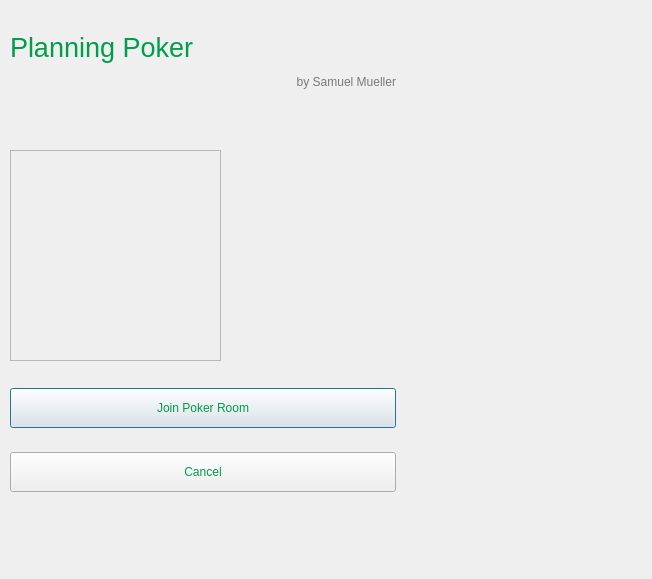
SamuelSMueller/ProjectPoker, file joinroom.ui: the form before one commit.
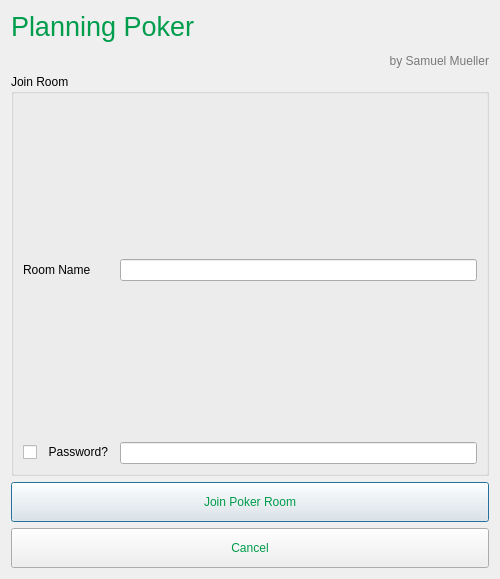
The form after the commit.

Commit message: Changed exit buttons and layouts, added pokerpage default

What changed in the file:
```diff
--- a/joinroom.ui
+++ b/joinroom.ui
@@ -6,35 +6,36 @@
    <rect>
     <x>0</x>
     <y>0</y>
-    <width>652</width>
+    <width>500</width>
     <height>579</height>
    </rect>
   </property>
+  <property name="minimumSize">
+   <size>
+    <width>350</width>
+    <height>450</height>
+   </size>
+  </property>
+  <property name="maximumSize">
+   <size>
+    <width>500</width>
+    <height>600</height>
+   </size>
+  </property>
   <property name="windowTitle">
    <string>Dialog</string>
   </property>
+  <layout class="QGridLayout" name="gridLayout_3">
+   <item row="0" column="0">
+    <layout class="QGridLayout" name="gridLayout">
+     <item row="0" column="0">
   <widget class="QLabel" name="label_2">
-   <property name="geometry">
-    <rect>
-     <x>10</x>
-     <y>-10</y>
-     <width>386</width>
-     <height>141</height>
-    </rect>
-   </property>
    <property name="text">
     <string>&lt;html&gt;&lt;head/&gt;&lt;body&gt;&lt;p&gt;&lt;span style=&quot; font-size:20pt; color:#009d4c;&quot;&gt;Planning Poker&lt;/span&gt;&lt;/p&gt;&lt;p align=&quot;right&quot;&gt;&lt;span style=&quot; color:#797979;&quot;&gt;by Samuel Mueller&lt;/span&gt;&lt;/p&gt;&lt;/body&gt;&lt;/html&gt;</string>
    </property>
   </widget>
-  <widget class="QWidget" name="layoutWidget_2">
-   <property name="geometry">
-    <rect>
-     <x>10</x>
-     <y>370</y>
-     <width>386</width>
-     <height>141</height>
-    </rect>
-   </property>
+     </item>
+     <item row="2" column="0">
    <layout class="QVBoxLayout" name="verticalLayout">
     <item>
      <widget class="QPushButton" name="pushButton">
@@ -137,30 +138,109 @@
      </widget>
     </item>
    </layout>
-  </widget>
-  <widget class="QScrollArea" name="scrollArea">
-   <property name="geometry">
-    <rect>
-     <x>10</x>
-     <y>150</y>
-     <width>211</width>
-     <height>211</height>
-    </rect>
-   </property>
-   <property name="widgetResizable">
-    <bool>true</bool>
-   </property>
-   <widget class="QWidget" name="scrollAreaWidgetContents">
-    <property name="geometry">
-     <rect>
-      <x>0</x>
-      <y>0</y>
-      <width>209</width>
-      <height>209</height>
-     </rect>
-    </property>
-   </widget>
-  </widget>
+     </item>
+     <item row="1" column="0">
+      <widget class="QGroupBox" name="groupBox">
+       <property name="title">
+        <string>Join Room</string>
+       </property>
+       <layout class="QGridLayout" name="gridLayout_2">
+        <item row="0" column="0">
+         <layout class="QFormLayout" name="formLayout">
+          <item row="1" column="0">
+           <widget class="QLabel" name="label_3">
+            <property name="palette">
+             <palette>
+              <active>
+               <colorrole role="WindowText">
+                <brush brushstyle="SolidPattern">
+                 <color alpha="255">
+                  <red>0</red>
+                  <green>0</green>
+                  <blue>0</blue>
+                 </color>
+                </brush>
+               </colorrole>
+              </active>
+              <inactive>
+               <colorrole role="WindowText">
+                <brush brushstyle="SolidPattern">
+                 <color alpha="255">
+                  <red>0</red>
+                  <green>0</green>
+                  <blue>0</blue>
+                 </color>
+                </brush>
+               </colorrole>
+              </inactive>
+              <disabled>
+               <colorrole role="WindowText">
+                <brush brushstyle="SolidPattern">
+                 <color alpha="255">
+                  <red>120</red>
+                  <green>120</green>
+                  <blue>120</blue>
+                 </color>
+                </brush>
+               </colorrole>
+              </disabled>
+             </palette>
+            </property>
+            <property name="text">
+             <string>Room Name</string>
+            </property>
+            <property name="alignment">
+             <set>Qt::AlignLeading|Qt::AlignLeft|Qt::AlignVCenter</set>
+            </property>
+           </widget>
+          </item>
+          <item row="1" column="1">
+           <widget class="QLineEdit" name="lineEdit_2"/>
+          </item>
+          <item row="3" column="0">
+           <widget class="QCheckBox" name="checkBox">
+            <property name="text">
+             <string>  Password?</string>
+            </property>
+           </widget>
+          </item>
+          <item row="3" column="1">
+           <widget class="QLineEdit" name="lineEdit_4"/>
+          </item>
+          <item row="2" column="1">
+           <spacer name="verticalSpacer">
+            <property name="orientation">
+             <enum>Qt::Vertical</enum>
+            </property>
+            <property name="sizeHint" stdset="0">
+             <size>
+              <width>20</width>
+              <height>40</height>
+             </size>
+            </property>
+           </spacer>
+          </item>
+          <item row="0" column="1">
+           <spacer name="verticalSpacer_2">
+            <property name="orientation">
+             <enum>Qt::Vertical</enum>
+            </property>
+            <property name="sizeHint" stdset="0">
+             <size>
+              <width>20</width>
+              <height>40</height>
+             </size>
+            </property>
+           </spacer>
+          </item>
+         </layout>
+        </item>
+       </layout>
+      </widget>
+     </item>
+    </layout>
+   </item>
+  </layout>
  </widget>
  <resources/>
  <connections>
```
Left out of the diff: 19 changed lines with no effect on the pictures. Lines whose indentation alone changed are shown as unchanged. The commit also changes 11 other files.
